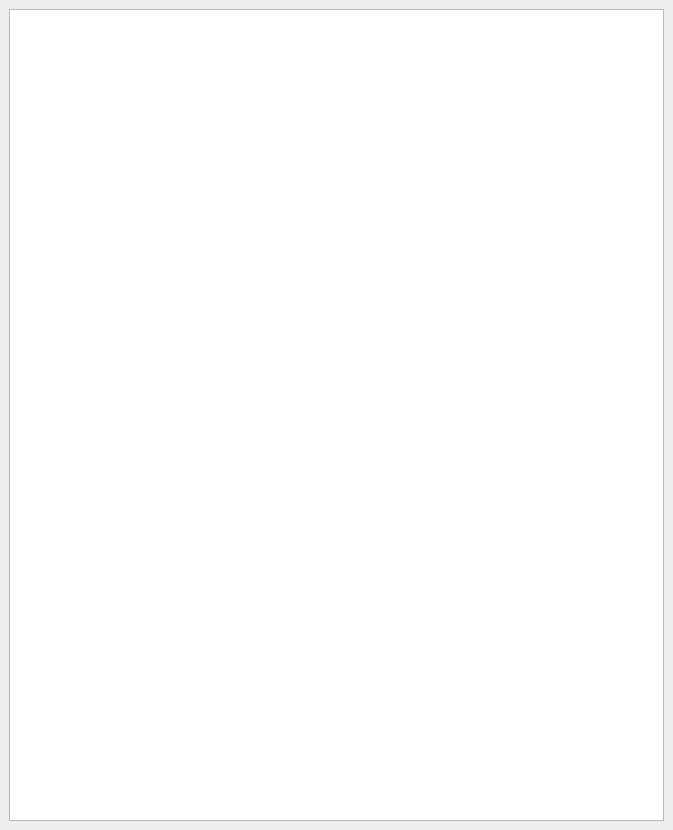
koordinates/kart-qgis-plugin, file kart/gui/dockwidget.ui: the form before one commit.
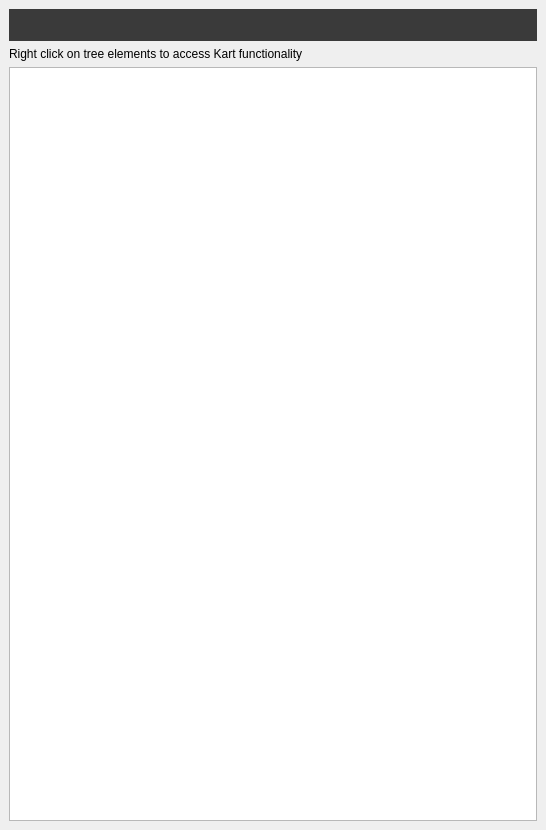
The form after the commit.

What changed in the file:
```diff
--- a/kart/gui/dockwidget.ui
+++ b/kart/gui/dockwidget.ui
@@ -6,7 +6,7 @@
    <rect>
     <x>0</x>
     <y>0</y>
-    <width>673</width>
+    <width>546</width>
     <height>830</height>
    </rect>
   </property>
@@ -18,6 +18,35 @@
   </property>
   <widget class="QWidget" name="dockWidgetContents">
    <layout class="QVBoxLayout" name="verticalLayout">
+    <item>
+     <widget class="QWidget" name="widget" native="true">
+      <property name="styleSheet">
+       <string notr="true">background-color: rgb(58, 58, 58);</string>
+      </property>
+      <layout class="QHBoxLayout" name="horizontalLayout_2">
+       <item>
+        <widget class="QLabel" name="labelHeader">
+         <property name="text">
+          <string/>
+         </property>
+         <property name="scaledContents">
+          <bool>false</bool>
+         </property>
+         <property name="alignment">
+          <set>Qt::AlignCenter</set>
+         </property>
+        </widget>
+       </item>
+      </layout>
+     </widget>
+    </item>
+    <item>
+     <widget class="QLabel" name="label_2">
+      <property name="text">
+       <string>Right click on tree elements to access Kart functionality</string>
+      </property>
+     </widget>
+    </item>
     <item>
      <widget class="QTreeWidget" name="tree">
       <attribute name="headerVisible">
```
